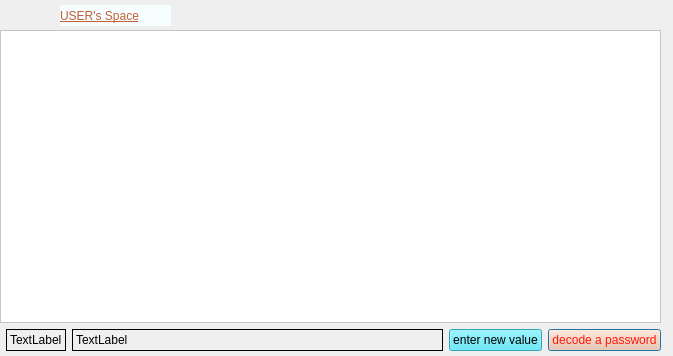
Above: edai3/second.ui from GayatriMunde/PassManager before the change. Below: the same form after it.
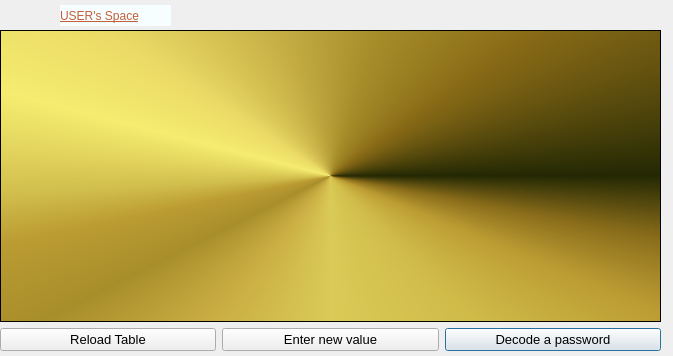
That is the form after the change.

The edit to the form file:
```diff
--- a/edai3/second.ui
+++ b/edai3/second.ui
@@ -42,85 +42,342 @@
     </rect>
    </property>
    <layout class="QGridLayout" name="gridLayout">
-    <item row="3" column="2">
-     <widget class="QLabel" name="label">
-      <property name="sizePolicy">
-       <sizepolicy hsizetype="Preferred" vsizetype="Preferred">
-        <horstretch>200</horstretch>
-        <verstretch>200</verstretch>
-       </sizepolicy>
-      </property>
-      <property name="frameShape">
-       <enum>QFrame::Box</enum>
-      </property>
-      <property name="text">
-       <string>TextLabel</string>
-      </property>
-     </widget>
-    </item>
-    <item row="3" column="4">
-     <widget class="QPushButton" name="pushButton">
-      <property name="styleSheet">
-       <string notr="true">font: 75 italic 10pt &quot;Arial&quot;;
-color: rgb(255, 23, 6);
-background-color: rgb(255, 192, 155);</string>
-      </property>
-      <property name="text">
-       <string>decode a password</string>
-      </property>
-     </widget>
-    </item>
-    <item row="3" column="1">
-     <widget class="QLabel" name="label_2">
-      <property name="frameShape">
-       <enum>QFrame::Box</enum>
-      </property>
-      <property name="text">
-       <string>TextLabel</string>
-      </property>
-     </widget>
-    </item>
-    <item row="3" column="3">
-     <widget class="QPushButton" name="pushButton_2">
-      <property name="styleSheet">
-       <string notr="true">background-color: rgb(68, 229, 247);
-font: 87 10pt &quot;Arial Black&quot;;</string>
-      </property>
-      <property name="text">
-       <string>enter new value</string>
-      </property>
-     </widget>
-    </item>
-    <item row="0" column="0" colspan="5">
+    <item row="0" column="0" colspan="3">
      <widget class="QTableWidget" name="tableWidget">
       <property name="palette">
        <palette>
         <active>
          <colorrole role="Button">
-          <brush brushstyle="SolidPattern">
-           <color alpha="255">
-            <red>255</red>
-            <green>255</green>
-            <blue>255</blue>
-           </color>
+          <brush brushstyle="ConicalGradientPattern">
+           <gradient centralx="0.500000000000000" centraly="0.500000000000000" angle="0.000000000000000" type="ConicalGradient" spread="PadSpread" coordinatemode="ObjectBoundingMode">
+            <gradientstop position="0.000000000000000">
+             <color alpha="255">
+              <red>35</red>
+              <green>40</green>
+              <blue>3</blue>
+             </color>
+            </gradientstop>
+            <gradientstop position="0.160000000000000">
+             <color alpha="255">
+              <red>136</red>
+              <green>106</green>
+              <blue>22</blue>
+             </color>
+            </gradientstop>
+            <gradientstop position="0.225000000000000">
+             <color alpha="255">
+              <red>166</red>
+              <green>140</green>
+              <blue>41</blue>
+             </color>
+            </gradientstop>
+            <gradientstop position="0.285000000000000">
+             <color alpha="255">
+              <red>204</red>
+              <green>181</green>
+              <blue>74</blue>
+             </color>
+            </gradientstop>
+            <gradientstop position="0.345000000000000">
+             <color alpha="255">
+              <red>235</red>
+              <green>219</green>
+              <blue>102</blue>
+             </color>
+            </gradientstop>
+            <gradientstop position="0.415000000000000">
+             <color alpha="255">
+              <red>245</red>
+              <green>236</green>
+              <blue>112</blue>
+             </color>
+            </gradientstop>
+            <gradientstop position="0.520000000000000">
+             <color alpha="255">
+              <red>209</red>
+              <green>190</green>
+              <blue>76</blue>
+             </color>
+            </gradientstop>
+            <gradientstop position="0.570000000000000">
+             <color alpha="255">
+              <red>187</red>
+              <green>156</green>
+              <blue>51</blue>
+             </color>
+            </gradientstop>
+            <gradientstop position="0.635000000000000">
+             <color alpha="255">
+              <red>168</red>
+              <green>142</green>
+              <blue>42</blue>
+             </color>
+            </gradientstop>
+            <gradientstop position="0.695000000000000">
+             <color alpha="255">
+              <red>202</red>
+              <green>174</green>
+              <blue>68</blue>
+             </color>
+            </gradientstop>
+            <gradientstop position="0.750000000000000">
+             <color alpha="255">
+              <red>218</red>
+              <green>202</green>
+              <blue>86</blue>
+             </color>
+            </gradientstop>
+            <gradientstop position="0.815000000000000">
+             <color alpha="255">
+              <red>208</red>
+              <green>187</green>
+              <blue>73</blue>
+             </color>
+            </gradientstop>
+            <gradientstop position="0.880000000000000">
+             <color alpha="255">
+              <red>187</red>
+              <green>156</green>
+              <blue>51</blue>
+             </color>
+            </gradientstop>
+            <gradientstop position="0.935000000000000">
+             <color alpha="255">
+              <red>137</red>
+              <green>108</green>
+              <blue>26</blue>
+             </color>
+            </gradientstop>
+            <gradientstop position="1.000000000000000">
+             <color alpha="255">
+              <red>35</red>
+              <green>40</green>
+              <blue>3</blue>
+             </color>
+            </gradientstop>
+           </gradient>
           </brush>
          </colorrole>
          <colorrole role="Base">
-          <brush brushstyle="SolidPattern">
-           <color alpha="255">
-            <red>255</red>
-            <green>255</green>
-            <blue>255</blue>
-           </color>
+          <brush brushstyle="ConicalGradientPattern">
+           <gradient centralx="0.500000000000000" centraly="0.500000000000000" angle="0.000000000000000" type="ConicalGradient" spread="PadSpread" coordinatemode="ObjectBoundingMode">
+            <gradientstop position="0.000000000000000">
+             <color alpha="255">
+              <red>35</red>
+              <green>40</green>
+              <blue>3</blue>
+             </color>
+            </gradientstop>
+            <gradientstop position="0.160000000000000">
+             <color alpha="255">
+              <red>136</red>
+              <green>106</green>
+              <blue>22</blue>
+             </color>
+            </gradientstop>
+            <gradientstop position="0.225000000000000">
+             <color alpha="255">
+              <red>166</red>
+              <green>140</green>
+              <blue>41</blue>
+             </color>
+            </gradientstop>
+            <gradientstop position="0.285000000000000">
+             <color alpha="255">
+              <red>204</red>
+              <green>181</green>
+              <blue>74</blue>
+             </color>
+            </gradientstop>
+            <gradientstop position="0.345000000000000">
+             <color alpha="255">
+              <red>235</red>
+              <green>219</green>
+              <blue>102</blue>
+             </color>
+            </gradientstop>
+            <gradientstop position="0.415000000000000">
+             <color alpha="255">
+              <red>245</red>
+              <green>236</green>
+              <blue>112</blue>
+             </color>
+            </gradientstop>
+            <gradientstop position="0.520000000000000">
+             <color alpha="255">
+              <red>209</red>
+              <green>190</green>
+              <blue>76</blue>
+             </color>
+            </gradientstop>
+            <gradientstop position="0.570000000000000">
+             <color alpha="255">
+              <red>187</red>
+              <green>156</green>
+              <blue>51</blue>
+             </color>
+            </gradientstop>
+            <gradientstop position="0.635000000000000">
+             <color alpha="255">
+              <red>168</red>
+              <green>142</green>
+              <blue>42</blue>
+             </color>
+            </gradientstop>
+            <gradientstop position="0.695000000000000">
+             <color alpha="255">
+              <red>202</red>
+              <green>174</green>
+              <blue>68</blue>
+             </color>
+            </gradientstop>
+            <gradientstop position="0.750000000000000">
+             <color alpha="255">
+              <red>218</red>
+              <green>202</green>
+              <blue>86</blue>
+             </color>
+            </gradientstop>
+            <gradientstop position="0.815000000000000">
+             <color alpha="255">
+              <red>208</red>
+              <green>187</green>
+              <blue>73</blue>
+             </color>
+            </gradientstop>
+            <gradientstop position="0.880000000000000">
+             <color alpha="255">
+              <red>187</red>
+              <green>156</green>
+              <blue>51</blue>
+             </color>
+            </gradientstop>
+            <gradientstop position="0.935000000000000">
+             <color alpha="255">
+              <red>137</red>
+              <green>108</green>
+              <blue>26</blue>
+             </color>
+            </gradientstop>
+            <gradientstop position="1.000000000000000">
+             <color alpha="255">
+              <red>35</red>
+              <green>40</green>
+              <blue>3</blue>
+             </color>
+            </gradientstop>
+           </gradient>
           </brush>
          </colorrole>
          <colorrole role="Window">
-          <brush brushstyle="SolidPattern">
-           <color alpha="255">
-            <red>255</red>
-            <green>255</green>
-            <blue>255</blue>
-           </color>
+          <brush brushstyle="ConicalGradientPattern">
+           <gradient centralx="0.500000000000000" centraly="0.500000000000000" angle="0.000000000000000" type="ConicalGradient" spread="PadSpread" coordinatemode="ObjectBoundingMode">
+            <gradientstop position="0.000000000000000">
+             <color alpha="255">
+              <red>35</red>
+              <green>40</green>
+              <blue>3</blue>
+             </color>
+            </gradientstop>
+            <gradientstop position="0.160000000000000">
+             <color alpha="255">
+              <red>136</red>
+              <green>106</green>
+              <blue>22</blue>
+             </color>
+            </gradientstop>
+            <gradientstop position="0.225000000000000">
+             <color alpha="255">
+              <red>166</red>
+              <green>140</green>
+              <blue>41</blue>
+             </color>
+            </gradientstop>
+            <gradientstop position="0.285000000000000">
+             <color alpha="255">
+              <red>204</red>
+              <green>181</green>
+              <blue>74</blue>
+             </color>
+            </gradientstop>
+            <gradientstop position="0.345000000000000">
+             <color alpha="255">
+              <red>235</red>
+              <green>219</green>
+              <blue>102</blue>
+             </color>
+            </gradientstop>
+            <gradientstop position="0.415000000000000">
+             <color alpha="255">
+              <red>245</red>
+              <green>236</green>
+              <blue>112</blue>
+             </color>
+            </gradientstop>
+            <gradientstop position="0.520000000000000">
+             <color alpha="255">
+              <red>209</red>
+              <green>190</green>
+              <blue>76</blue>
+             </color>
+            </gradientstop>
+            <gradientstop position="0.570000000000000">
+             <color alpha="255">
+              <red>187</red>
+              <green>156</green>
+              <blue>51</blue>
+             </color>
+            </gradientstop>
+            <gradientstop position="0.635000000000000">
+             <color alpha="255">
+              <red>168</red>
+              <green>142</green>
+              <blue>42</blue>
+             </color>
+            </gradientstop>
+            <gradientstop position="0.695000000000000">
+             <color alpha="255">
+              <red>202</red>
+              <green>174</green>
+              <blue>68</blue>
+             </color>
+            </gradientstop>
+            <gradientstop position="0.750000000000000">
+             <color alpha="255">
+              <red>218</red>
+              <green>202</green>
+              <blue>86</blue>
+             </color>
+            </gradientstop>
+            <gradientstop position="0.815000000000000">
+             <color alpha="255">
+              <red>208</red>
+              <green>187</green>
+              <blue>73</blue>
+             </color>
+            </gradientstop>
+            <gradientstop position="0.880000000000000">
+             <color alpha="255">
+              <red>187</red>
+              <green>156</green>
+              <blue>51</blue>
+             </color>
+            </gradientstop>
+            <gradientstop position="0.935000000000000">
+             <color alpha="255">
+              <red>137</red>
+              <green>108</green>
+              <blue>26</blue>
+             </color>
+            </gradientstop>
+            <gradientstop position="1.000000000000000">
+             <color alpha="255">
+              <red>35</red>
+              <green>40</green>
+              <blue>3</blue>
+             </color>
+            </gradientstop>
+           </gradient>
           </brush>
          </colorrole>
          <colorrole role="Highlight">
@@ -128,37 +385,343 @@
            <color alpha="255">
             <red>255</red>
             <green>255</green>
-            <blue>255</blue>
+            <blue>0</blue>
            </color>
           </brush>
          </colorrole>
         </active>
         <inactive>
          <colorrole role="Button">
-          <brush brushstyle="SolidPattern">
-           <color alpha="255">
-            <red>255</red>
-            <green>255</green>
-            <blue>255</blue>
-           </color>
+          <brush brushstyle="ConicalGradientPattern">
+           <gradient centralx="0.500000000000000" centraly="0.500000000000000" angle="0.000000000000000" type="ConicalGradient" spread="PadSpread" coordinatemode="ObjectBoundingMode">
+            <gradientstop position="0.000000000000000">
+             <color alpha="255">
+              <red>35</red>
+              <green>40</green>
+              <blue>3</blue>
+             </color>
+            </gradientstop>
+            <gradientstop position="0.160000000000000">
+             <color alpha="255">
+              <red>136</red>
+              <green>106</green>
+              <blue>22</blue>
+             </color>
+            </gradientstop>
+            <gradientstop position="0.225000000000000">
+             <color alpha="255">
+              <red>166</red>
+              <green>140</green>
+              <blue>41</blue>
+             </color>
+            </gradientstop>
+            <gradientstop position="0.285000000000000">
+             <color alpha="255">
+              <red>204</red>
+              <green>181</green>
+              <blue>74</blue>
+             </color>
+            </gradientstop>
+            <gradientstop position="0.345000000000000">
+             <color alpha="255">
+              <red>235</red>
+              <green>219</green>
+              <blue>102</blue>
+             </color>
+            </gradientstop>
+            <gradientstop position="0.415000000000000">
+             <color alpha="255">
+              <red>245</red>
+              <green>236</green>
+              <blue>112</blue>
+             </color>
+            </gradientstop>
+            <gradientstop position="0.520000000000000">
+             <color alpha="255">
+              <red>209</red>
+              <green>190</green>
+              <blue>76</blue>
+             </color>
+            </gradientstop>
+            <gradientstop position="0.570000000000000">
+             <color alpha="255">
+              <red>187</red>
+              <green>156</green>
+              <blue>51</blue>
+             </color>
+            </gradientstop>
+            <gradientstop position="0.635000000000000">
+             <color alpha="255">
+              <red>168</red>
+              <green>142</green>
+              <blue>42</blue>
+             </color>
+            </gradientstop>
+            <gradientstop position="0.695000000000000">
+             <color alpha="255">
+              <red>202</red>
+              <green>174</green>
+              <blue>68</blue>
+             </color>
+            </gradientstop>
+            <gradientstop position="0.750000000000000">
+             <color alpha="255">
+              <red>218</red>
+              <green>202</green>
+              <blue>86</blue>
+             </color>
+            </gradientstop>
+            <gradientstop position="0.815000000000000">
+             <color alpha="255">
+              <red>208</red>
+              <green>187</green>
+              <blue>73</blue>
+             </color>
+            </gradientstop>
+            <gradientstop position="0.880000000000000">
+             <color alpha="255">
+              <red>187</red>
+              <green>156</green>
+              <blue>51</blue>
+             </color>
+            </gradientstop>
+            <gradientstop position="0.935000000000000">
+             <color alpha="255">
+              <red>137</red>
+              <green>108</green>
+              <blue>26</blue>
+             </color>
+            </gradientstop>
+            <gradientstop position="1.000000000000000">
+             <color alpha="255">
+              <red>35</red>
+              <green>40</green>
+              <blue>3</blue>
+             </color>
+            </gradientstop>
+           </gradient>
           </brush>
          </colorrole>
          <colorrole role="Base">
-          <brush brushstyle="SolidPattern">
-           <color alpha="255">
-            <red>255</red>
-            <green>255</green>
-            <blue>255</blue>
-           </color>
+          <brush brushstyle="ConicalGradientPattern">
+           <gradient centralx="0.500000000000000" centraly="0.500000000000000" angle="0.000000000000000" type="ConicalGradient" spread="PadSpread" coordinatemode="ObjectBoundingMode">
+            <gradientstop position="0.000000000000000">
+             <color alpha="255">
+              <red>35</red>
+              <green>40</green>
+              <blue>3</blue>
+             </color>
+            </gradientstop>
+            <gradientstop position="0.160000000000000">
+             <color alpha="255">
+              <red>136</red>
+              <green>106</green>
+              <blue>22</blue>
+             </color>
+            </gradientstop>
+            <gradientstop position="0.225000000000000">
+             <color alpha="255">
+              <red>166</red>
+              <green>140</green>
+              <blue>41</blue>
+             </color>
+            </gradientstop>
+            <gradientstop position="0.285000000000000">
+             <color alpha="255">
+              <red>204</red>
+              <green>181</green>
+              <blue>74</blue>
+             </color>
+            </gradientstop>
+            <gradientstop position="0.345000000000000">
+             <color alpha="255">
+              <red>235</red>
+              <green>219</green>
+              <blue>102</blue>
+             </color>
+            </gradientstop>
+            <gradientstop position="0.415000000000000">
+             <color alpha="255">
+              <red>245</red>
+              <green>236</green>
+              <blue>112</blue>
+             </color>
+            </gradientstop>
+            <gradientstop position="0.520000000000000">
+             <color alpha="255">
+              <red>209</red>
+              <green>190</green>
+              <blue>76</blue>
+             </color>
+            </gradientstop>
+            <gradientstop position="0.570000000000000">
+             <color alpha="255">
+              <red>187</red>
+              <green>156</green>
+              <blue>51</blue>
+             </color>
+            </gradientstop>
+            <gradientstop position="0.635000000000000">
+             <color alpha="255">
+              <red>168</red>
+              <green>142</green>
+              <blue>42</blue>
+             </color>
+            </gradientstop>
+            <gradientstop position="0.695000000000000">
+             <color alpha="255">
+              <red>202</red>
+              <green>174</green>
+              <blue>68</blue>
+             </color>
+            </gradientstop>
+            <gradientstop position="0.750000000000000">
+             <color alpha="255">
+              <red>218</red>
+              <green>202</green>
+              <blue>86</blue>
+             </color>
+            </gradientstop>
+            <gradientstop position="0.815000000000000">
+             <color alpha="255">
+              <red>208</red>
+              <green>187</green>
+              <blue>73</blue>
+             </color>
+            </gradientstop>
+            <gradientstop position="0.880000000000000">
+             <color alpha="255">
+              <red>187</red>
+              <green>156</green>
+              <blue>51</blue>
+             </color>
+            </gradientstop>
+            <gradientstop position="0.935000000000000">
+             <color alpha="255">
+              <red>137</red>
+              <green>108</green>
+              <blue>26</blue>
+             </color>
+            </gradientstop>
+            <gradientstop position="1.000000000000000">
+             <color alpha="255">
+              <red>35</red>
+              <green>40</green>
+              <blue>3</blue>
+             </color>
+            </gradientstop>
+           </gradient>
           </brush>
          </colorrole>
          <colorrole role="Window">
-          <brush brushstyle="SolidPattern">
-           <color alpha="255">
-            <red>255</red>
-            <green>255</green>
-            <blue>255</blue>
-           </color>
+          <brush brushstyle="ConicalGradientPattern">
+           <gradient centralx="0.500000000000000" centraly="0.500000000000000" angle="0.000000000000000" type="ConicalGradient" spread="PadSpread" coordinatemode="ObjectBoundingMode">
+            <gradientstop position="0.000000000000000">
+             <color alpha="255">
+              <red>35</red>
+              <green>40</green>
+              <blue>3</blue>
+             </color>
+            </gradientstop>
+            <gradientstop position="0.160000000000000">
+             <color alpha="255">
+              <red>136</red>
+              <green>106</green>
+              <blue>22</blue>
+             </color>
+            </gradientstop>
+            <gradientstop position="0.225000000000000">
+             <color alpha="255">
+              <red>166</red>
+              <green>140</green>
+              <blue>41</blue>
+             </color>
+            </gradientstop>
+            <gradientstop position="0.285000000000000">
+             <color alpha="255">
+              <red>204</red>
+              <green>181</green>
+              <blue>74</blue>
+             </color>
+            </gradientstop>
+            <gradientstop position="0.345000000000000">
+             <color alpha="255">
+              <red>235</red>
+              <green>219</green>
+              <blue>102</blue>
+             </color>
+            </gradientstop>
+            <gradientstop position="0.415000000000000">
+             <color alpha="255">
+              <red>245</red>
+              <green>236</green>
+              <blue>112</blue>
+             </color>
+            </gradientstop>
+            <gradientstop position="0.520000000000000">
+             <color alpha="255">
+              <red>209</red>
+              <green>190</green>
+              <blue>76</blue>
+             </color>
+            </gradientstop>
+            <gradientstop position="0.570000000000000">
+             <color alpha="255">
+              <red>187</red>
+              <green>156</green>
+              <blue>51</blue>
+             </color>
+            </gradientstop>
+            <gradientstop position="0.635000000000000">
+             <color alpha="255">
+              <red>168</red>
+              <green>142</green>
+              <blue>42</blue>
+             </color>
+            </gradientstop>
+            <gradientstop position="0.695000000000000">
+             <color alpha="255">
+              <red>202</red>
+              <green>174</green>
+              <blue>68</blue>
+             </color>
+            </gradientstop>
+            <gradientstop position="0.750000000000000">
+             <color alpha="255">
+              <red>218</red>
+              <green>202</green>
+              <blue>86</blue>
+             </color>
+            </gradientstop>
+            <gradientstop position="0.815000000000000">
+             <color alpha="255">
+              <red>208</red>
+              <green>187</green>
+              <blue>73</blue>
+             </color>
+            </gradientstop>
+            <gradientstop position="0.880000000000000">
+             <color alpha="255">
+              <red>187</red>
+              <green>156</green>
+              <blue>51</blue>
+             </color>
+            </gradientstop>
+            <gradientstop position="0.935000000000000">
+             <color alpha="255">
+              <red>137</red>
+              <green>108</green>
+              <blue>26</blue>
+             </color>
+            </gradientstop>
+            <gradientstop position="1.000000000000000">
+             <color alpha="255">
+              <red>35</red>
+              <green>40</green>
+              <blue>3</blue>
+             </color>
+            </gradientstop>
+           </gradient>
           </brush>
          </colorrole>
          <colorrole role="Highlight">
@@ -166,37 +729,343 @@
            <color alpha="255">
             <red>255</red>
             <green>255</green>
-            <blue>255</blue>
+            <blue>0</blue>
            </color>
           </brush>
          </colorrole>
         </inactive>
         <disabled>
          <colorrole role="Button">
-          <brush brushstyle="SolidPattern">
-           <color alpha="255">
-            <red>255</red>
-            <green>255</green>
-            <blue>255</blue>
-           </color>
+          <brush brushstyle="ConicalGradientPattern">
+           <gradient centralx="0.500000000000000" centraly="0.500000000000000" angle="0.000000000000000" type="ConicalGradient" spread="PadSpread" coordinatemode="ObjectBoundingMode">
+            <gradientstop position="0.000000000000000">
+             <color alpha="255">
+              <red>35</red>
+              <green>40</green>
+              <blue>3</blue>
+             </color>
+            </gradientstop>
+            <gradientstop position="0.160000000000000">
+             <color alpha="255">
+              <red>136</red>
+              <green>106</green>
+              <blue>22</blue>
+             </color>
+            </gradientstop>
+            <gradientstop position="0.225000000000000">
+             <color alpha="255">
+              <red>166</red>
+              <green>140</green>
+              <blue>41</blue>
+             </color>
+            </gradientstop>
+            <gradientstop position="0.285000000000000">
+             <color alpha="255">
+              <red>204</red>
+              <green>181</green>
+              <blue>74</blue>
+             </color>
+            </gradientstop>
+            <gradientstop position="0.345000000000000">
+             <color alpha="255">
+              <red>235</red>
+              <green>219</green>
+              <blue>102</blue>
+             </color>
+            </gradientstop>
+            <gradientstop position="0.415000000000000">
+             <color alpha="255">
+              <red>245</red>
+              <green>236</green>
+              <blue>112</blue>
+             </color>
+            </gradientstop>
+            <gradientstop position="0.520000000000000">
+             <color alpha="255">
+              <red>209</red>
+              <green>190</green>
+              <blue>76</blue>
+             </color>
+            </gradientstop>
+            <gradientstop position="0.570000000000000">
+             <color alpha="255">
+              <red>187</red>
+              <green>156</green>
+              <blue>51</blue>
+             </color>
+            </gradientstop>
+            <gradientstop position="0.635000000000000">
+             <color alpha="255">
+              <red>168</red>
+              <green>142</green>
+              <blue>42</blue>
+             </color>
+            </gradientstop>
+            <gradientstop position="0.695000000000000">
+             <color alpha="255">
+              <red>202</red>
+              <green>174</green>
+              <blue>68</blue>
+             </color>
+            </gradientstop>
+            <gradientstop position="0.750000000000000">
+             <color alpha="255">
+              <red>218</red>
+              <green>202</green>
+              <blue>86</blue>
+             </color>
+            </gradientstop>
+            <gradientstop position="0.815000000000000">
+             <color alpha="255">
+              <red>208</red>
+              <green>187</green>
+              <blue>73</blue>
+             </color>
+            </gradientstop>
+            <gradientstop position="0.880000000000000">
+             <color alpha="255">
+              <red>187</red>
+              <green>156</green>
+              <blue>51</blue>
+             </color>
+            </gradientstop>
+            <gradientstop position="0.935000000000000">
+             <color alpha="255">
+              <red>137</red>
+              <green>108</green>
+              <blue>26</blue>
+             </color>
+            </gradientstop>
+            <gradientstop position="1.000000000000000">
+             <color alpha="255">
+              <red>35</red>
+              <green>40</green>
+              <blue>3</blue>
+             </color>
+            </gradientstop>
+           </gradient>
           </brush>
          </colorrole>
          <colorrole role="Base">
-          <brush brushstyle="SolidPattern">
-           <color alpha="255">
-            <red>255</red>
-            <green>255</green>
-            <blue>255</blue>
-           </color>
+          <brush brushstyle="ConicalGradientPattern">
+           <gradient centralx="0.500000000000000" centraly="0.500000000000000" angle="0.000000000000000" type="ConicalGradient" spread="PadSpread" coordinatemode="ObjectBoundingMode">
+            <gradientstop position="0.000000000000000">
+             <color alpha="255">
+              <red>35</red>
+              <green>40</green>
+              <blue>3</blue>
+             </color>
+            </gradientstop>
+            <gradientstop position="0.160000000000000">
+             <color alpha="255">
+              <red>136</red>
+              <green>106</green>
+              <blue>22</blue>
+             </color>
+            </gradientstop>
+            <gradientstop position="0.225000000000000">
+             <color alpha="255">
+              <red>166</red>
+              <green>140</green>
+              <blue>41</blue>
+             </color>
+            </gradientstop>
+            <gradientstop position="0.285000000000000">
+             <color alpha="255">
+              <red>204</red>
+              <green>181</green>
+              <blue>74</blue>
+             </color>
+            </gradientstop>
+            <gradientstop position="0.345000000000000">
+             <color alpha="255">
+              <red>235</red>
+              <green>219</green>
+              <blue>102</blue>
+             </color>
+            </gradientstop>
+            <gradientstop position="0.415000000000000">
+             <color alpha="255">
+              <red>245</red>
+              <green>236</green>
+              <blue>112</blue>
+             </color>
+            </gradientstop>
+            <gradientstop position="0.520000000000000">
+             <color alpha="255">
+              <red>209</red>
+              <green>190</green>
+              <blue>76</blue>
+             </color>
+            </gradientstop>
+            <gradientstop position="0.570000000000000">
+             <color alpha="255">
+              <red>187</red>
+              <green>156</green>
+              <blue>51</blue>
+             </color>
+            </gradientstop>
+            <gradientstop position="0.635000000000000">
+             <color alpha="255">
+              <red>168</red>
+              <green>142</green>
+              <blue>42</blue>
+             </color>
+            </gradientstop>
+            <gradientstop position="0.695000000000000">
+             <color alpha="255">
+              <red>202</red>
+              <green>174</green>
+              <blue>68</blue>
+             </color>
+            </gradientstop>
+            <gradientstop position="0.750000000000000">
+             <color alpha="255">
+              <red>218</red>
+              <green>202</green>
+              <blue>86</blue>
+             </color>
+            </gradientstop>
+            <gradientstop position="0.815000000000000">
+             <color alpha="255">
+              <red>208</red>
+              <green>187</green>
+              <blue>73</blue>
+             </color>
+            </gradientstop>
+            <gradientstop position="0.880000000000000">
+             <color alpha="255">
+              <red>187</red>
+              <green>156</green>
+              <blue>51</blue>
+             </color>
+            </gradientstop>
+            <gradientstop position="0.935000000000000">
+             <color alpha="255">
+              <red>137</red>
+              <green>108</green>
+              <blue>26</blue>
+             </color>
+            </gradientstop>
+            <gradientstop position="1.000000000000000">
+             <color alpha="255">
+              <red>35</red>
+              <green>40</green>
+              <blue>3</blue>
+             </color>
+            </gradientstop>
+           </gradient>
           </brush>
          </colorrole>
          <colorrole role="Window">
-          <brush brushstyle="SolidPattern">
-           <color alpha="255">
-            <red>255</red>
-            <green>255</green>
-            <blue>255</blue>
-           </color>
+          <brush brushstyle="ConicalGradientPattern">
+           <gradient centralx="0.500000000000000" centraly="0.500000000000000" angle="0.000000000000000" type="ConicalGradient" spread="PadSpread" coordinatemode="ObjectBoundingMode">
+            <gradientstop position="0.000000000000000">
+             <color alpha="255">
+              <red>35</red>
+              <green>40</green>
+              <blue>3</blue>
+             </color>
+            </gradientstop>
+            <gradientstop position="0.160000000000000">
+             <color alpha="255">
+              <red>136</red>
+              <green>106</green>
+              <blue>22</blue>
+             </color>
+            </gradientstop>
+            <gradientstop position="0.225000000000000">
+             <color alpha="255">
+              <red>166</red>
+              <green>140</green>
+              <blue>41</blue>
+             </color>
+            </gradientstop>
+            <gradientstop position="0.285000000000000">
+             <color alpha="255">
+              <red>204</red>
+              <green>181</green>
+              <blue>74</blue>
+             </color>
+            </gradientstop>
+            <gradientstop position="0.345000000000000">
+             <color alpha="255">
+              <red>235</red>
+              <green>219</green>
+              <blue>102</blue>
+             </color>
+            </gradientstop>
+            <gradientstop position="0.415000000000000">
+             <color alpha="255">
+              <red>245</red>
+              <green>236</green>
+              <blue>112</blue>
+             </color>
+            </gradientstop>
+            <gradientstop position="0.520000000000000">
+             <color alpha="255">
+              <red>209</red>
+              <green>190</green>
+              <blue>76</blue>
+             </color>
+            </gradientstop>
+            <gradientstop position="0.570000000000000">
+             <color alpha="255">
+              <red>187</red>
+              <green>156</green>
+              <blue>51</blue>
+             </color>
+            </gradientstop>
+            <gradientstop position="0.635000000000000">
+             <color alpha="255">
+              <red>168</red>
+              <green>142</green>
+              <blue>42</blue>
+             </color>
+            </gradientstop>
+            <gradientstop position="0.695000000000000">
+             <color alpha="255">
+              <red>202</red>
+              <green>174</green>
+              <blue>68</blue>
+             </color>
+            </gradientstop>
+            <gradientstop position="0.750000000000000">
+             <color alpha="255">
+              <red>218</red>
+              <green>202</green>
+              <blue>86</blue>
+             </color>
+            </gradientstop>
+            <gradientstop position="0.815000000000000">
+             <color alpha="255">
+              <red>208</red>
+              <green>187</green>
+              <blue>73</blue>
+             </color>
+            </gradientstop>
+            <gradientstop position="0.880000000000000">
+             <color alpha="255">
+              <red>187</red>
+              <green>156</green>
+              <blue>51</blue>
+             </color>
+            </gradientstop>
+            <gradientstop position="0.935000000000000">
+             <color alpha="255">
+              <red>137</red>
+              <green>108</green>
+              <blue>26</blue>
+             </color>
+            </gradientstop>
+            <gradientstop position="1.000000000000000">
+             <color alpha="255">
+              <red>35</red>
+              <green>40</green>
+              <blue>3</blue>
+             </color>
+            </gradientstop>
+           </gradient>
           </brush>
          </colorrole>
          <colorrole role="Highlight">
@@ -230,6 +1099,51 @@
       </attribute>
      </widget>
     </item>
+    <item row="3" column="2">
+     <widget class="QPushButton" name="pushButton">
+      <property name="font">
+       <font>
+        <family>Arial</family>
+        <pointsize>10</pointsize>
+        <weight>9</weight>
+        <italic>false</italic>
+        <bold>false</bold>
+       </font>
+      </property>
+      <property name="text">
+       <string>Decode a password</string>
+      </property>
+     </widget>
+    </item>
+    <item row="3" column="1">
+     <widget class="QPushButton" name="pushButton_2">
+      <property name="font">
+       <font>
+        <family>Arial</family>
+        <pointsize>10</pointsize>
+        <weight>10</weight>
+        <italic>false</italic>
+        <bold>false</bold>
+       </font>
+      </property>
+      <property name="text">
+       <string>Enter new value</string>
+      </property>
+     </widget>
+    </item>
+    <item row="3" column="0">
+     <widget class="QPushButton" name="pushButton_3">
+      <property name="font">
+       <font>
+        <family>Arial</family>
+        <pointsize>10</pointsize>
+       </font>
+      </property>
+      <property name="text">
+       <string>Reload Table</string>
+      </property>
+     </widget>
+    </item>
    </layout>
   </widget>
  </widget>
```
